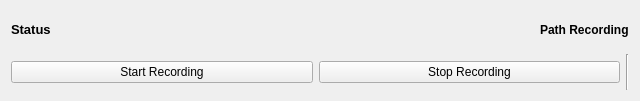
Qt form rr_viz/src/rr_viz/widgets/mission_dashboard/path_record_panel.ui (Ross-Robotics/rr_viz) before a commit.
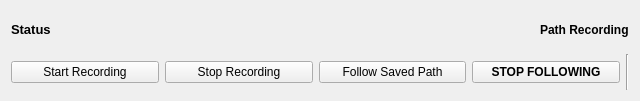
The same form after that commit. Custom widgets are drawn as their Qt base class.

What changed in the file:
```diff
--- a/rr_viz/src/rr_viz/widgets/mission_dashboard/path_record_panel.ui
+++ b/rr_viz/src/rr_viz/widgets/mission_dashboard/path_record_panel.ui
@@ -96,6 +96,26 @@
        </property>
       </widget>
      </item>
+     <item>
+      <widget class="QPushButton" name="followSavedPathButton">
+       <property name="text">
+        <string>Follow Saved Path</string>
+       </property>
+      </widget>
+     </item>
+     <item>
+      <widget class="QPushButton" name="stopFollowingPathButton">
+       <property name="font">
+        <font>
+         <weight>75</weight>
+         <bold>true</bold>
+        </font>
+       </property>
+       <property name="text">
+        <string>STOP FOLLOWING</string>
+       </property>
+      </widget>
+     </item>
      <item>
       <widget class="Line" name="line">
        <property name="orientation">
```
